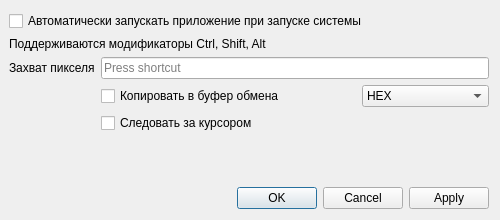
First picture: the form in src/dialogsettings.ui, repository Legotckoi/EColor, before the edit.
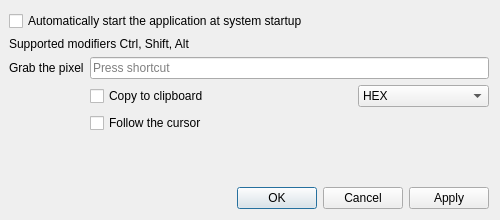
Second picture: the form after the edit.

Diff of the .ui file:
```diff
--- a/src/dialogsettings.ui
+++ b/src/dialogsettings.ui
@@ -44,7 +44,7 @@
       <string notr="true"/>
      </property>
      <property name="text">
-      <string>Автоматически запускать приложение при запуске системы</string>
+      <string>Automatically start the application at system startup</string>
      </property>
     </widget>
    </item>
@@ -70,7 +70,7 @@
       <string notr="true"/>
      </property>
      <property name="text">
-      <string>Поддерживаются модификаторы Ctrl, Shift, Alt</string>
+      <string>Supported modifiers Ctrl, Shift, Alt</string>
      </property>
      <property name="alignment">
       <set>Qt::AlignLeading|Qt::AlignLeft|Qt::AlignTop</set>
@@ -118,7 +118,7 @@
       <string notr="true"/>
      </property>
      <property name="text">
-      <string>Захват пикселя</string>
+      <string>Grab the pixel</string>
      </property>
     </widget>
    </item>
@@ -128,7 +128,7 @@
       <string notr="true"/>
      </property>
      <property name="text">
-      <string>Копировать в буфер обмена</string>
+      <string>Copy to clipboard</string>
      </property>
     </widget>
    </item>
@@ -147,7 +147,7 @@
       <string notr="true"/>
      </property>
      <property name="text">
-      <string>Следовать за курсором</string>
+      <string>Follow the cursor</string>
      </property>
     </widget>
    </item>
```
Left out of the diff: 2 changed lines with no effect on the pictures.
